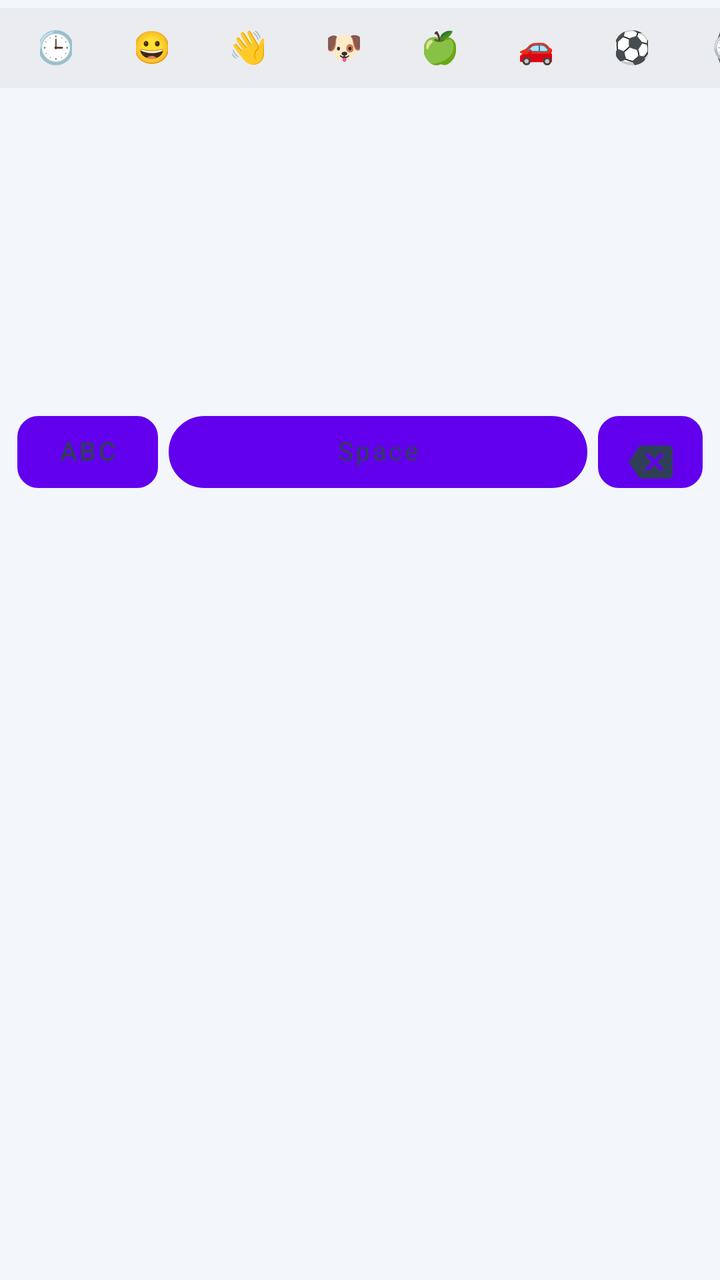
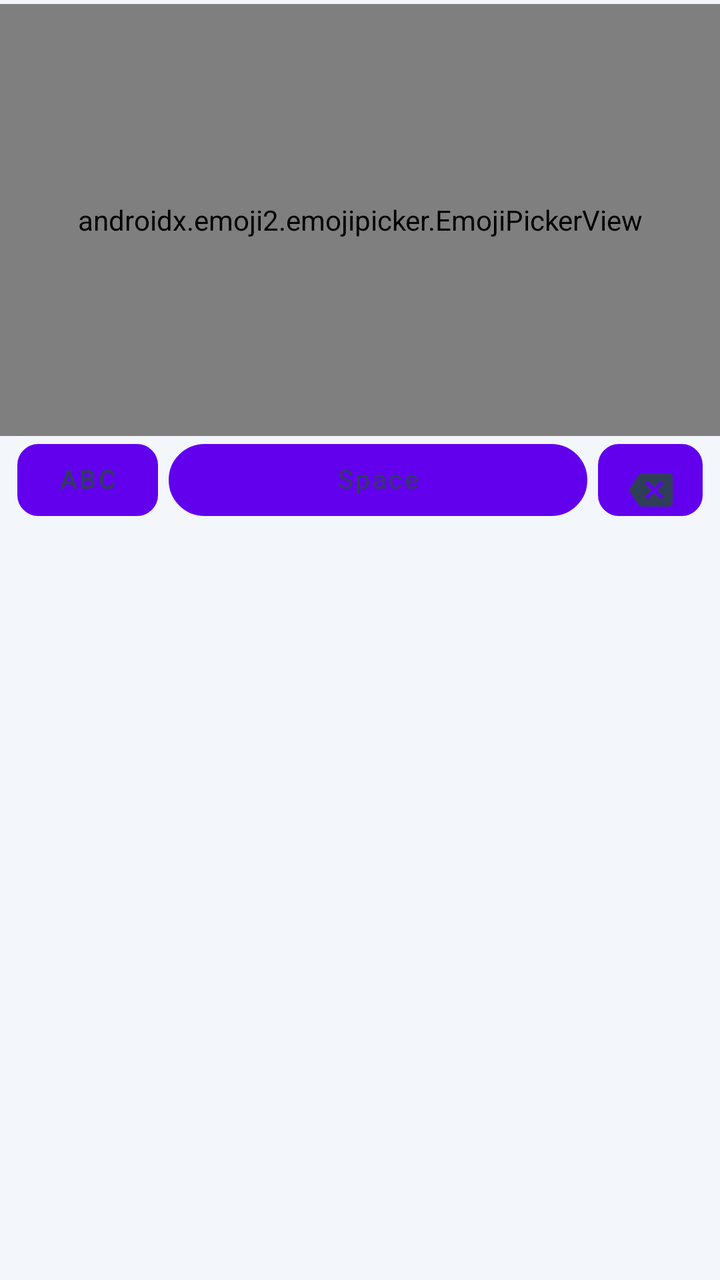

An Android layout rendered at two revisions. The XML below is the earlier revision; the diff shows what the commit changed to produce the second picture.
<!-- AndroidManifest.xml: fallback theme Theme.MaterialComponents.DayNight.NoActionBar -->
<!-- res/layout/keyboard_emoji.xml -->
<?xml version="1.0" encoding="utf-8"?>
<LinearLayout xmlns:android="http://schemas.android.com/apk/res/android"
    android:layout_width="match_parent"
    android:layout_height="wrap_content"
    android:background="@color/kb_bg_light"
    android:orientation="vertical"
    android:paddingTop="4dp"
    android:layoutDirection="ltr">

    
    <HorizontalScrollView
        android:layout_width="match_parent"
        android:layout_height="40dp"
        android:scrollbars="none"
        android:background="#0A000000"
        android:fillViewport="true">

        <LinearLayout
            android:layout_width="wrap_content"
            android:layout_height="match_parent"
            android:orientation="horizontal"
            android:gravity="center_vertical"
            android:paddingStart="4dp"
            android:paddingEnd="4dp">

            <Button
                android:id="@+id/emoji_tab_recents"
                style="@style/SuggestionButton"
                android:layout_width="48dp"
                android:text="🕒" />

            <Button
                android:id="@+id/emoji_tab_smileys"
                style="@style/SuggestionButton"
                android:layout_width="48dp"
                android:text="😀" />

            <Button
                android:id="@+id/emoji_tab_people"
                style="@style/SuggestionButton"
                android:layout_width="48dp"
                android:text="👋" />

            <Button
                android:id="@+id/emoji_tab_animals"
                style="@style/SuggestionButton"
                android:layout_width="48dp"
                android:text="🐶" />

            <Button
                android:id="@+id/emoji_tab_food"
                style="@style/SuggestionButton"
                android:layout_width="48dp"
                android:text="🍏" />

            <Button
                android:id="@+id/emoji_tab_travel"
                style="@style/SuggestionButton"
                android:layout_width="48dp"
                android:text="🚗" />

            <Button
                android:id="@+id/emoji_tab_activities"
                style="@style/SuggestionButton"
                android:layout_width="48dp"
                android:text="⚽" />

            <Button
                android:id="@+id/emoji_tab_objects"
                style="@style/SuggestionButton"
                android:layout_width="48dp"
                android:text="⌚" />

            <Button
                android:id="@+id/emoji_tab_symbols"
                style="@style/SuggestionButton"
                android:layout_width="48dp"
                android:text="❤️" />

            <Button
                android:id="@+id/emoji_tab_flags"
                style="@style/SuggestionButton"
                android:layout_width="48dp"
                android:text="🏁" />
        </LinearLayout>
    </HorizontalScrollView>

    
    <GridView
        android:id="@+id/emoji_grid"
        android:layout_width="match_parent"
        android:layout_height="160dp"
        android:numColumns="8"
        android:gravity="center"
        android:horizontalSpacing="8dp"
        android:verticalSpacing="12dp"
        android:padding="8dp"
        android:scrollbars="vertical" />

    
    <LinearLayout
        android:layout_width="match_parent"
        android:layout_height="48dp"
        android:orientation="horizontal"
        android:gravity="center_vertical"
        android:paddingStart="6dp"
        android:paddingEnd="6dp"
        android:paddingBottom="4dp">

        
        <Button
            android:id="@+id/emoji_key_abc"
            style="@style/KeyboardButtonBottomSmall"
            android:layout_width="0dp"
            android:layout_weight="1.35"
            android:layout_height="36dp"
            android:text="ABC"
            android:textSize="13sp" />

        
        <Button
            android:id="@+id/emoji_key_space"
            style="@style/KeyboardButtonSpace"
            android:layout_width="0dp"
            android:layout_weight="4"
            android:layout_height="36dp"
            android:text="Space" />

        
        <Button
            android:id="@+id/emoji_key_backspace"
            style="@style/KeyboardButtonIcon"
            android:layout_width="0dp"
            android:layout_weight="1"
            android:layout_height="36dp"
            android:text=""
            android:drawableTop="@drawable/ic_backspace"
            android:drawablePadding="0dp" />
    </LinearLayout>

</LinearLayout>
<!-- resources referenced by this layout -->
<resources>
  <color name="kb_bg_light">#F3F6FA</color>
  <!-- drawable ic_backspace (drawable) -->
  <?xml version="1.0" encoding="utf-8"?>
  <vector xmlns:android="http://schemas.android.com/apk/res/android"
      android:width="22dp"
      android:height="22dp"
      android:viewportWidth="24"
      android:viewportHeight="24">
      <path
          android:fillColor="#333333"
          android:pathData="M22,3H7c-0.69,0 -1.23,0.35 -1.57,0.88L0,12l5.43,8.11C5.77,20.64 6.31,21 7,21h15c1.1,0 2,-0.9 2,-2V5C24,3.9 23.1,3 22,3zM19,15.59L17.59,17 14,13.41 10.41,17 9,15.59 12.59,12 9,8.41 10.41,7 14,10.59 17.59,7 19,8.41 15.41,12 19,15.59z" />
  </vector>
  <style name="KeyboardButtonBottomSmall" parent="KeyboardButtonFunctional">
          <item name="android:layout_weight">1.35</item>
          <item name="android:textSize">13sp</item>
      </style>
  <style name="KeyboardButtonIcon" parent="KeyboardButtonFunctional">
          <item name="android:layout_weight">1.04</item>
          <item name="android:paddingTop">6dp</item>
          <item name="android:paddingBottom">6dp</item>
          <item name="android:textSize">0sp</item>
          <item name="android:gravity">center</item>
          <item name="android:drawableTint">@color/kb_icon_light</item>
      </style>
  <style name="KeyboardButtonSpace" parent="KeyboardButton">
          <item name="android:layout_weight">3.4</item>
          <item name="android:background">@drawable/key_background_space</item>
          <item name="android:textSize">13sp</item>
          <item name="android:textColor">@color/kb_text_functional_light</item>
          <item name="android:fontFamily">sans-serif</item>
      </style>
  <style name="SuggestionButton">
          <item name="android:layout_width">0dp</item>
          <item name="android:layout_height">match_parent</item>
          <item name="android:layout_weight">1</item>
          <item name="android:background">@android:color/transparent</item>
          <item name="android:textColor">@color/kb_text_primary_light</item>
          <item name="android:textSize">16sp</item>
          <item name="android:textAllCaps">false</item>
          <item name="android:gravity">center</item>
          <item name="android:clickable">true</item>
          <item name="android:focusable">true</item>
          <item name="android:stateListAnimator">@null</item>
          <item name="android:elevation">0dp</item>
          <item name="android:includeFontPadding">false</item>
      </style>
  <style name="KeyboardButtonFunctional" parent="KeyboardButton">
          <item name="android:background">@drawable/key_background_functional</item>
          <item name="android:textColor">@color/kb_text_functional_light</item>
          <item name="android:textSize">14sp</item>
          <item name="android:fontFamily">sans-serif-medium</item>
      </style>
  <color name="kb_icon_light">#2F3F57</color>
  <color name="kb_text_functional_light">#2F3F57</color>
  <color name="kb_text_primary_light">#1A1C1E</color>
  <!-- drawable key_background (drawable) -->
  <?xml version="1.0" encoding="utf-8"?>
  <ripple xmlns:android="http://schemas.android.com/apk/res/android"
      android:color="@color/kb_ripple_light">
  
      <item android:id="@android:id/mask">
          <shape android:shape="rectangle">
              <corners android:radius="10dp" />
              <solid android:color="@color/kb_key_light" />
          </shape>
      </item>
  
      <item>
          <shape android:shape="rectangle">
              <corners android:radius="10dp" />
              <solid android:color="@color/kb_key_light" />
              <stroke
                  android:width="1dp"
                  android:color="@color/kb_key_stroke_light" />
          </shape>
      </item>
  </ripple>
  <color name="kb_ripple_light">#1F0B57D0</color>
  <color name="kb_key_light">#FFFFFF</color>
  <color name="kb_key_stroke_light">#D5DEE8</color>
  <color name="kb_key_functional_light">#EAF1FA</color>
  <!-- unchanged entries left out for length: 3 -->
</resources>

<!-- the commit's change to res/layout/keyboard_emoji.xml (unified diff, before → after) -->
@@ -1,101 +1,19 @@
 <?xml version="1.0" encoding="utf-8"?>
 <LinearLayout xmlns:android="http://schemas.android.com/apk/res/android"
+    xmlns:app="http://schemas.android.com/apk/res-auto"
     android:layout_width="match_parent"
     android:layout_height="wrap_content"
     android:background="@color/kb_bg_light"
     android:orientation="vertical"
-    android:paddingTop="4dp"
+    android:paddingTop="2dp"
     android:layoutDirection="ltr">
 
     
-    <HorizontalScrollView
+    <androidx.emoji2.emojipicker.EmojiPickerView
+        android:id="@+id/emoji_picker_view"
         android:layout_width="match_parent"
-        android:layout_height="40dp"
-        android:scrollbars="none"
-        android:background="#0A000000"
-        android:fillViewport="true">
-
-        <LinearLayout
-            android:layout_width="wrap_content"
-            android:layout_height="match_parent"
-            android:orientation="horizontal"
-            android:gravity="center_vertical"
-            android:paddingStart="4dp"
-            android:paddingEnd="4dp">
-
-            <Button
-                android:id="@+id/emoji_tab_recents"
-                style="@style/SuggestionButton"
-                android:layout_width="48dp"
-                android:text="🕒" />
-
-            <Button
-                android:id="@+id/emoji_tab_smileys"
-                style="@style/SuggestionButton"
-                android:layout_width="48dp"
-                android:text="😀" />
-
-            <Button
-                android:id="@+id/emoji_tab_people"
-                style="@style/SuggestionButton"
-                android:layout_width="48dp"
-                android:text="👋" />
-
-            <Button
-                android:id="@+id/emoji_tab_animals"
-                style="@style/SuggestionButton"
-                android:layout_width="48dp"
-                android:text="🐶" />
-
-            <Button
-                android:id="@+id/emoji_tab_food"
-                style="@style/SuggestionButton"
-                android:layout_width="48dp"
-                android:text="🍏" />
-
-            <Button
-                android:id="@+id/emoji_tab_travel"
-                style="@style/SuggestionButton"
-                android:layout_width="48dp"
-                android:text="🚗" />
-
-            <Button
-                android:id="@+id/emoji_tab_activities"
-                style="@style/SuggestionButton"
-                android:layout_width="48dp"
-                android:text="⚽" />
-
-            <Button
-                android:id="@+id/emoji_tab_objects"
-                style="@style/SuggestionButton"
-                android:layout_width="48dp"
-                android:text="⌚" />
-
-            <Button
-                android:id="@+id/emoji_tab_symbols"
-                style="@style/SuggestionButton"
-                android:layout_width="48dp"
-                android:text="❤️" />
-
-            <Button
-                android:id="@+id/emoji_tab_flags"
-                style="@style/SuggestionButton"
-                android:layout_width="48dp"
-                android:text="🏁" />
-        </LinearLayout>
-    </HorizontalScrollView>
-
-    
-    <GridView
-        android:id="@+id/emoji_grid"
-        android:layout_width="match_parent"
-        android:layout_height="160dp"
-        android:numColumns="8"
-        android:gravity="center"
-        android:horizontalSpacing="8dp"
-        android:verticalSpacing="12dp"
-        android:padding="8dp"
-        android:scrollbars="vertical" />
+        android:layout_height="216dp"
+        app:emojiGridColumns="8" />
 
     
     <LinearLayout
<!-- resource entries referenced after the edit -->
@@ -30,21 +30,6 @@
           <item name="android:textSize">13sp</item>
           <item name="android:textColor">@color/kb_text_functional_light</item>
           <item name="android:fontFamily">sans-serif</item>
-      </style>
-  <style name="SuggestionButton">
-          <item name="android:layout_width">0dp</item>
-          <item name="android:layout_height">match_parent</item>
-          <item name="android:layout_weight">1</item>
-          <item name="android:background">@android:color/transparent</item>
-          <item name="android:textColor">@color/kb_text_primary_light</item>
-          <item name="android:textSize">16sp</item>
-          <item name="android:textAllCaps">false</item>
-          <item name="android:gravity">center</item>
-          <item name="android:clickable">true</item>
-          <item name="android:focusable">true</item>
-          <item name="android:stateListAnimator">@null</item>
-          <item name="android:elevation">0dp</item>
-          <item name="android:includeFontPadding">false</item>
       </style>
   <style name="KeyboardButtonFunctional" parent="KeyboardButton">
           <item name="android:background">@drawable/key_background_functional</item>
